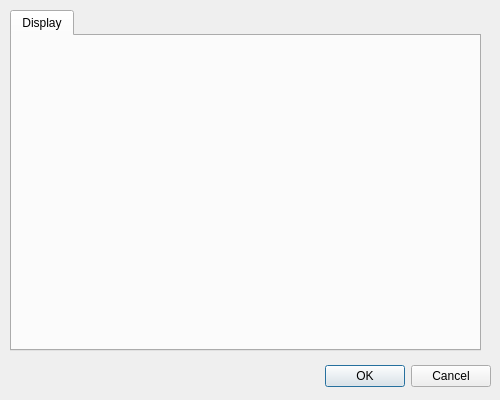
Before: the Qt Designer form preferences.ui in technicallyerik/WIRK, drawn with Qt 5.
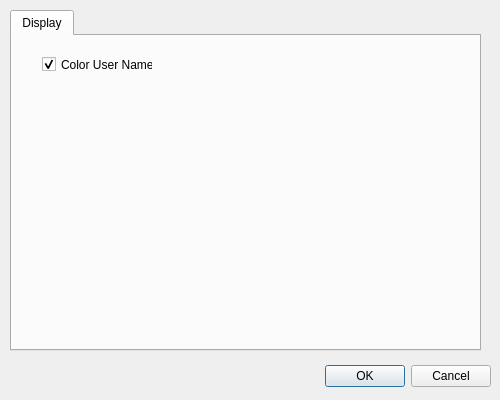
After: the same form once the commit is applied.

Commit message: * Created a preferences option to edit "Color User Names" function

```diff
--- a/preferences.ui
+++ b/preferences.ui
@@ -45,6 +45,22 @@
     <attribute name="title">
      <string>Display</string>
     </attribute>
+    <widget class="QCheckBox" name="colorUserNames">
+     <property name="geometry">
+      <rect>
+       <x>30</x>
+       <y>20</y>
+       <width>111</width>
+       <height>17</height>
+      </rect>
+     </property>
+     <property name="text">
+      <string>Color User Names</string>
+     </property>
+     <property name="checked">
+      <bool>true</bool>
+     </property>
+    </widget>
    </widget>
   </widget>
  </widget>
```
Left out of the diff: 8 changed lines with no effect on the pictures. The commit also changes 2 other files.
